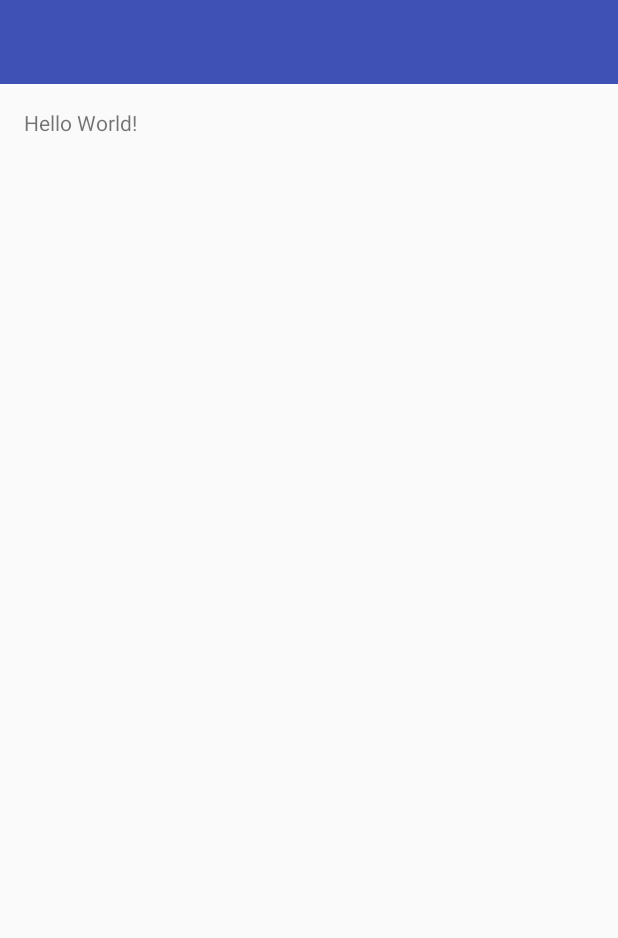
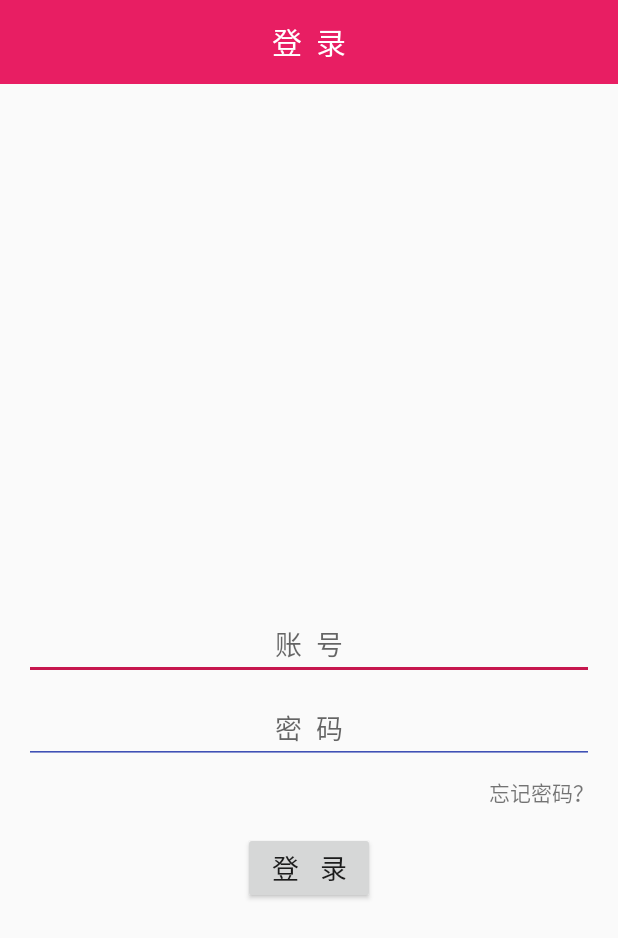
Before and after one commit to Ztianyu/therapist, an Android app: the screen it shows after launch (MainActivity before the commit, LoginActivity after it), on a phone screen of 412 x 824 dp. Shown: the top 938 px of the screen. Run offline under Robolectric (Android 15) with nearby library versions, the phone set to English and light mode, and no system bars; our stand-ins replace ButterKnife.

Commit message:
登录界面

```diff
--- a/app/build.gradle
+++ b/app/build.gradle
@@ -1,4 +1,5 @@
 apply plugin: 'com.android.application'
+apply plugin: 'com.neenbedankt.android-apt'
 
 android {
     compileSdkVersion 25
@@ -25,6 +26,15 @@ repositories{
     }
 }
 
+buildscript {
+    repositories {
+        mavenCentral()
+    }
+    dependencies {
+        classpath 'com.neenbedankt.gradle.plugins:android-apt:1.8'
+    }
+}
+
 dependencies {
     compile fileTree(include: ['*.jar'], dir: 'libs')
     androidTestCompile('com.android.support.test.espresso:espresso-core:2.2.2', {
@@ -40,4 +50,6 @@ dependencies {
     compile name: 'SMSSDK-2.1.2', ext: 'aar'
     compile name: 'SMSSDKGUI-2.1.2', ext: 'aar'
     compile 'com.github.siyamed:android-shape-imageview:0.9.3'
+    compile 'com.jakewharton:butterknife:8.4.0'
+    apt 'com.jakewharton:butterknife-compiler:8.4.0'
 }
--- a/app/src/main/AndroidManifest.xml
+++ b/app/src/main/AndroidManifest.xml
@@ -8,13 +8,19 @@
         android:label="@string/app_name"
         android:supportsRtl="true"
         android:theme="@style/AppTheme">
-        <activity android:name=".MainActivity">
+        <activity
+            android:name=".ui.activity.LoginActivity"
+            android:screenOrientation="portrait">
             <intent-filter>
                 <action android:name="android.intent.action.MAIN" />
 
                 <category android:name="android.intent.category.LAUNCHER" />
             </intent-filter>
         </activity>
+
+        <activity
+            android:name=".MainActivity"
+            android:screenOrientation="portrait" />
 
         <activity
             android:name="com.mob.tools.MobUIShell"
--- a/app/src/main/java/com/zty/therapist/MainActivity.java
+++ b/app/src/main/java/com/zty/therapist/MainActivity.java
@@ -7,11 +7,6 @@ public class MainActivity extends BaseActivity {
     @Override
     protected int getContentView() {
         return R.layout.activity_main;
-    }
-
-    @Override
-    protected void initView() {
-
     }
 
     @Override
--- a/app/src/main/java/com/zty/therapist/base/BaseActivity.java
+++ b/app/src/main/java/com/zty/therapist/base/BaseActivity.java
@@ -9,12 +9,11 @@ import android.view.LayoutInflater;
 import android.view.View;
 import android.widget.TextView;
 
-
 import com.zty.therapist.R;
 import com.zty.therapist.manager.AppManager;
 import com.zty.therapist.url.RequestCallback;
 
-import java.util.List;
+import butterknife.ButterKnife;
 
 /**
  * Created by zty on 2016/8/16.
@@ -33,24 +32,25 @@ public abstract class BaseActivity extends AppCompatActivity implements RequestC
     @Override
     protected void onCreate(Bundle savedInstanceState) {
         super.onCreate(savedInstanceState);
+
         setContentView(getContentView());
+        ButterKnife.bind(this);
 
         AppManager.getInstance().addActivity(this);
 
         getScreenSize();
 
         initTitleBar();
-        initView();
         initData();
     }
 
     private void initTitleBar() {
 
         if (actionBarView == null) {
-//            actionBarView = LayoutInflater.from(this).inflate(R.layout.view_title, null);
-//            title = (TextView) actionBarView.findViewById(R.id.title);
-//            left = (TextView) actionBarView.findViewById(R.id.titleLeft);
-//            right = (TextView) actionBarView.findViewById(R.id.titleRight);
+            actionBarView = LayoutInflater.from(this).inflate(R.layout.view_title, null);
+            title = (TextView) actionBarView.findViewById(R.id.title);
+            left = (TextView) actionBarView.findViewById(R.id.titleLeft);
+            right = (TextView) actionBarView.findViewById(R.id.titleRight);
         }
         if (getSupportActionBar() != null) {
             //去除阴影
@@ -68,8 +68,6 @@ public abstract class BaseActivity extends AppCompatActivity implements RequestC
 
     protected abstract int getContentView();
 
-    protected abstract void initView();
-
     protected abstract void initData();
 
     private void getScreenSize() {
--- /dev/null
+++ b/app/src/main/java/com/zty/therapist/ui/activity/LoginActivity.java
@@ -0,0 +1,68 @@
+package com.zty.therapist.ui.activity;
+
+import android.content.Intent;
+import android.view.View;
+import android.widget.Button;
+import android.widget.EditText;
+import android.widget.ImageView;
+import android.widget.TextView;
+
+import com.zty.therapist.MainActivity;
+import com.zty.therapist.R;
+import com.zty.therapist.base.BaseActivity;
+
+import butterknife.BindView;
+import butterknife.OnClick;
+
+/**
+ * Created by zty on 2016/11/23.
+ */
+
+public class LoginActivity extends BaseActivity {
+
+
+    @BindView(R.id.imgLogin)
+    ImageView imgLogin;
+    @BindView(R.id.editLoginName)
+    EditText editLoginName;
+    @BindView(R.id.editLoginPassWord)
+    EditText editLoginPassWord;
+    @BindView(R.id.textForgetPw)
+    TextView textForgetPw;
+    @BindView(R.id.btnLogin)
+    Button btnLogin;
+
+    @Override
+    protected int getContentView() {
+        return R.layout.activity_login;
+    }
+
+    @Override
+    protected void initData() {
+        title.setText("登  录");
+        left.setVisibility(View.INVISIBLE);
+        right.setVisibility(View.INVISIBLE);
+    }
+
+    @Override
+    public void onFailureCallback(int requestCode, String errorMsg) {
+
+    }
+
+
+    @Override
+    public void onSuccessCallback(int requestCode, String response) {
+
+    }
+
+    @OnClick({R.id.textForgetPw, R.id.btnLogin})
+    public void onClick(View view) {
+        switch (view.getId()) {
+            case R.id.textForgetPw:
+                break;
+            case R.id.btnLogin:
+                startActivity(new Intent(this, MainActivity.class));
+                break;
+        }
+    }
+}
--- /dev/null
+++ b/app/src/main/res/layout/activity_login.xml
@@ -0,0 +1,47 @@
+<?xml version="1.0" encoding="utf-8"?>
+<LinearLayout xmlns:android="http://schemas.android.com/apk/res/android"
+    android:layout_width="match_parent"
+    android:layout_height="match_parent"
+    android:gravity="center"
+    android:padding="@dimen/homeMargin"
+    android:orientation="vertical">
+
+    <ImageView
+        android:id="@+id/imgLogin"
+        android:layout_width="72dp"
+        android:layout_height="72dp"
+        android:layout_gravity="center_horizontal" />
+
+    <EditText
+        android:id="@+id/editLoginName"
+        android:layout_width="match_parent"
+        android:layout_marginTop="56dp"
+        android:hint="账  号"
+        android:gravity="center"
+        android:layout_height="@dimen/editHeight" />
+
+    <EditText
+        android:id="@+id/editLoginPassWord"
+        android:layout_width="match_parent"
+        android:hint="密  码"
+        android:gravity="center"
+        android:layout_height="@dimen/editHeight"
+        android:layout_marginTop="8dp" />
+
+    <TextView
+        android:id="@+id/textForgetPw"
+        android:layout_width="wrap_content"
+        android:layout_height="wrap_content"
+        android:layout_gravity="right"
+        android:layout_marginTop="8dp"
+        android:text="忘记密码？"/>
+
+    <Button
+        android:id="@+id/btnLogin"
+        android:layout_width="wrap_content"
+        android:layout_height="@dimen/btnHeight"
+        android:layout_marginTop="16dp"
+        android:text="登   录"
+        android:textSize="18sp"/>
+
+</LinearLayout>
--- /dev/null
+++ b/app/src/main/res/layout/view_title.xml
@@ -0,0 +1,38 @@
+<?xml version="1.0" encoding="utf-8"?>
+<RelativeLayout xmlns:android="http://schemas.android.com/apk/res/android"
+    android:layout_width="match_parent"
+    android:background="@color/colorAccent"
+    android:layout_height="@dimen/mainMenuHeight">
+
+    <TextView
+        android:id="@+id/titleLeft"
+        android:layout_width="wrap_content"
+        android:layout_height="wrap_content"
+        android:layout_centerVertical="true"
+        android:gravity="center"
+        android:layout_alignParentLeft="true"
+        android:text="left"
+        android:textColor="@color/white"
+        android:textSize="16sp"/>
+
+    <TextView
+        android:id="@+id/title"
+        android:layout_width="wrap_content"
+        android:layout_height="wrap_content"
+        android:layout_centerInParent="true"
+        android:textSize="20sp"
+        android:text="标题"
+        android:textColor="@color/white"/>
+
+    <TextView
+        android:id="@+id/titleRight"
+        android:layout_width="wrap_content"
+        android:layout_height="wrap_content"
+        android:layout_centerVertical="true"
+        android:gravity="center"
+        android:layout_alignParentRight="true"
+        android:text="right"
+        android:textColor="@color/white"
+        android:textSize="16sp"/>
+
+</RelativeLayout>
--- a/app/src/main/res/values/colors.xml
+++ b/app/src/main/res/values/colors.xml
@@ -1,6 +1,7 @@
 <?xml version="1.0" encoding="utf-8"?>
 <resources>
-    <color name="colorPrimary">#3F51B5</color>
-    <color name="colorPrimaryDark">#303F9F</color>
-    <color name="colorAccent">#FF4081</color>
+    <color name="colorPrimary">#e81e63</color>
+    <color name="colorPrimaryDark">#e81e63</color>
+    <color name="colorAccent">#e81e63</color>
+    <color name="white">#FFFFFF</color>
 </resources>
--- a/app/src/main/res/values/dimens.xml
+++ b/app/src/main/res/values/dimens.xml
@@ -2,4 +2,13 @@
     <!-- Default screen margins, per the Android Design guidelines. -->
     <dimen name="activity_horizontal_margin">16dp</dimen>
     <dimen name="activity_vertical_margin">16dp</dimen>
+
+    <dimen name="mainMenuHeight">48dp</dimen>
+    <dimen name="homeAccountSize">72dp</dimen>
+
+    <dimen name="homeMargin">16dp</dimen>
+    <dimen name="editHeight">48dp</dimen>
+
+    <dimen name="btnHeight">48dp</dimen>
+
 </resources>
--- a/app/src/main/res/values/styles.xml
+++ b/app/src/main/res/values/styles.xml
@@ -6,6 +6,10 @@
         <item name="colorPrimary">@color/colorPrimary</item>
         <item name="colorPrimaryDark">@color/colorPrimaryDark</item>
         <item name="colorAccent">@color/colorAccent</item>
+        <!-- AppCompatEditText默认状态状态设置底线颜色 -->
+        <item name="colorControlNormal">#3F51b5</item>
+        <!-- AppCompatEditText选择的底线颜色 -->
+        <item name="colorControlActivated">#c6174e</item>
     </style>
 
 </resources>
--- a/build.gradle
+++ b/build.gradle
@@ -6,6 +6,7 @@ buildscript {
     }
     dependencies {
         classpath 'com.android.tools.build:gradle:2.2.2'
+        classpath 'com.neenbedankt.gradle.plugins:android-apt:1.8'
 
         // NOTE: Do not place your application dependencies here; they belong
         // in the individual module build.gradle files
```
